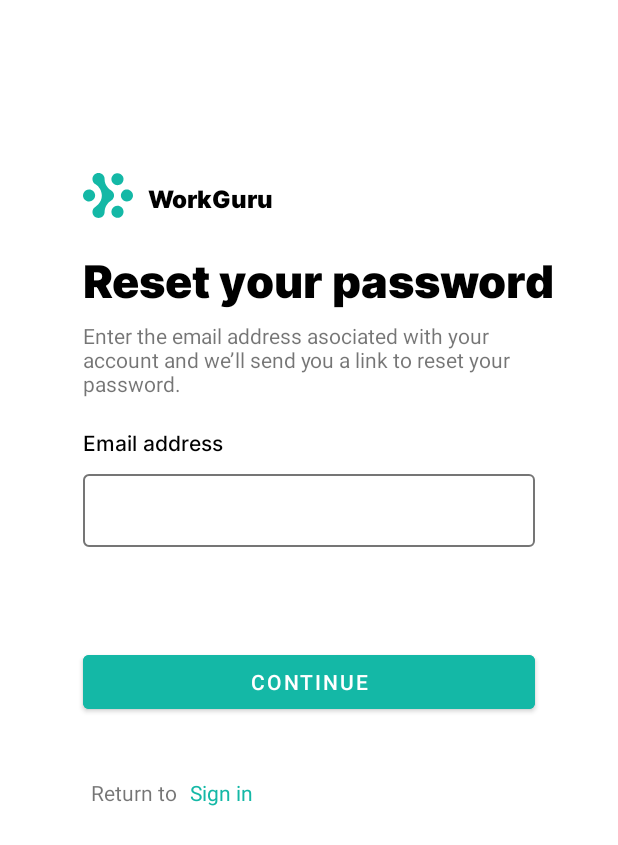
After one commit to fuzibotond/WorkGuru, an Android app: the ForgotPasswordFragment screen opened through its navigation route, on a phone screen of 412 x 824 dp. The commit adds this screen. Shown: the top 845 px of the screen. Run offline under Robolectric (Android 15) with nearby library versions, the phone set to English and light mode, and no system bars.

Commit message:
#8 Create forgot password screen and solving navigation

```diff
--- a/WorkGuruApp/app/src/main/java/com/example/workguru_app/authentification/presentation/SignUpFragment.kt
+++ /dev/null
@@ -1,22 +0,0 @@
-package com.example.workguru_app.authentification.presentation
-
-import android.os.Bundle
-import androidx.fragment.app.Fragment
-import android.view.LayoutInflater
-import android.view.View
-import android.view.ViewGroup
-import com.example.workguru_app.R
-
-
-class SignUpFragment : Fragment() {
-
-    override fun onCreateView(
-        inflater: LayoutInflater, container: ViewGroup?,
-        savedInstanceState: Bundle?
-    ): View? {
-        // Inflate the layout for this fragment
-        return inflater.inflate(R.layout.fragment_sign_up, container, false)
-    }
-
-
-}
--- /dev/null
+++ b/WorkGuruApp/app/src/main/java/com/example/workguru_app/authentification/presentation/components/ForgotPasswordFragment.kt
@@ -0,0 +1,33 @@
+package com.example.workguru_app.authentification.presentation.components
+
+import android.os.Bundle
+import androidx.fragment.app.Fragment
+import android.view.LayoutInflater
+import android.view.View
+import android.view.ViewGroup
+import androidx.navigation.fragment.findNavController
+import com.example.workguru_app.R
+import com.example.workguru_app.databinding.FragmentForgotPasswordBinding
+
+
+
+class ForgotPasswordFragment : Fragment() {
+    private var _binding: FragmentForgotPasswordBinding? = null
+    private val binding get() = _binding!!
+    override fun onCreateView(
+        inflater: LayoutInflater, container: ViewGroup?,
+        savedInstanceState: Bundle?
+    ): View? {
+        // Inflate the layout for this fragment
+        _binding = FragmentForgotPasswordBinding.inflate(inflater, container, false)
+        settingListeners()
+        return binding.root
+    }
+
+    private fun settingListeners() {
+        binding.signInLinkResetPassword.setOnClickListener {
+            findNavController().navigate(R.id.action_forgotPasswordFragment_to_signInFragment)
+        }
+    }
+
+}
--- /dev/null
+++ b/WorkGuruApp/app/src/main/res/layout/fragment_forgot_password.xml
@@ -0,0 +1,158 @@
+<?xml version="1.0" encoding="utf-8"?>
+    <ScrollView
+        xmlns:android="http://schemas.android.com/apk/res/android"
+        xmlns:app="http://schemas.android.com/apk/res-auto"
+        xmlns:tools="http://schemas.android.com/tools"
+        android:layout_width="fill_parent"
+        android:layout_height="fill_parent"
+        android:fillViewport="true">
+        <LinearLayout
+
+            android:layout_gravity="center"
+            android:layout_width="match_parent"
+            android:layout_height="wrap_content"
+            tools:context=".authentification.presentation.components.ForgotPasswordFragment"
+            android:background="@color/white"
+            tools:ignore="MissingClass"
+            android:orientation="vertical">
+
+            <LinearLayout
+                android:layout_marginTop="100dp"
+                android:layout_width="wrap_content"
+                android:layout_height="wrap_content"
+                android:layout_marginStart="40dp"
+                android:orientation="horizontal"
+                app:layout_constraintBottom_toTopOf="@+id/title_txt"
+                app:layout_constraintStart_toStartOf="parent"
+                android:layout_marginBottom="20dp">
+
+                <ImageView
+                    android:layout_width="wrap_content"
+                    android:layout_height="wrap_content"
+                    android:src="@drawable/ic_mark" />
+
+                <TextView
+                    android:id="@+id/app_name"
+                    android:layout_width="wrap_content"
+                    android:layout_height="wrap_content"
+                    android:layout_marginStart="10dp"
+                    android:layout_marginTop="5dp"
+                    android:fontFamily="@font/inter"
+                    android:text="@string/app_name"
+                    android:textColor="@color/black"
+                    android:textSize="16sp"/>
+            </LinearLayout>
+
+            <TextView
+                android:id="@+id/reset_password_title_txt"
+                android:layout_width="wrap_content"
+                android:layout_height="wrap_content"
+                android:layout_marginStart="40dp"
+                android:layout_marginBottom="5dp"
+                android:fontFamily="@font/inter"
+                android:text="@string/reset_your_password"
+                android:textColor="@color/black"
+                android:textSize="30sp"
+                app:layout_constraintBottom_toTopOf="@+id/linearLayout"
+                app:layout_constraintEnd_toEndOf="parent"
+                app:layout_constraintStart_toStartOf="parent" />
+
+            <LinearLayout
+                android:id="@+id/reset_password_linearLayout"
+                android:layout_width="match_parent"
+                android:layout_height="wrap_content"
+                android:layout_marginStart="40dp"
+                android:layout_marginEnd="40dp"
+                android:layout_marginBottom="20dp"
+                android:orientation="vertical"
+                app:layout_constraintBottom_toTopOf="@+id/email_address_txt"
+                app:layout_constraintStart_toStartOf="parent">
+
+                <TextView
+                    android:id="@+id/helper_text_reset_password"
+                    android:layout_width="wrap_content"
+                    android:layout_height="wrap_content"
+                    android:text="@string/enter_the_email" />
+
+
+            </LinearLayout>
+
+
+            <TextView
+                android:id="@+id/email_address_reset_password_txt"
+                android:layout_width="wrap_content"
+                android:layout_height="wrap_content"
+                android:layout_marginStart="40dp"
+                android:layout_marginBottom="5dp"
+                android:fontFamily="@font/intermedium"
+                android:text="@string/email_address"
+                android:textColor="@color/black"
+                android:textSize="14sp"
+                app:layout_constraintBottom_toTopOf="@+id/email_address_reset_password_layout_input"
+                app:layout_constraintStart_toStartOf="parent"
+                tools:ignore="MissingConstraints" />
+
+            <com.google.android.material.textfield.TextInputLayout
+                android:id="@+id/email_address_reset_password_layout_input"
+                style="@style/TextInputLayoutStyle"
+                android:layout_width="match_parent"
+                android:layout_height="wrap_content"
+                android:paddingBottom="5dp"
+                android:textColor="@color/white"
+                app:errorIconDrawable="@drawable/ic_baseline_error_outline_24"
+                app:errorIconTint="@color/red_500"
+                app:helperTextTextColor="@color/red_500"
+                app:layout_constraintBottom_toTopOf="@+id/sign_in_btn"
+                tools:ignore="MissingConstraints"
+                android:layout_marginStart="40dp"
+                android:layout_marginEnd="40dp"
+                >
+
+
+                <com.google.android.material.textfield.TextInputEditText
+                    android:id="@+id/email_address_reset_password_input"
+                    android:layout_width="match_parent"
+                    android:layout_height="wrap_content"
+                    android:maxLength="50"
+                    android:selectAllOnFocus="true"
+                    android:singleLine="true"
+                    app:boxStrokeColor="@color/red_500"
+                    android:textCursorDrawable="@drawable/color_cursor">
+
+                </com.google.android.material.textfield.TextInputEditText>
+
+            </com.google.android.material.textfield.TextInputLayout>
+            <Button
+                android:id="@+id/continue_reset_password_btn"
+                android:layout_width="match_parent"
+                android:layout_height="wrap_content"
+                android:layout_marginBottom="30dp"
+                android:backgroundTint="@color/teal_500"
+                android:text="@string/continue_for_btn"
+                android:layout_margin="40dp"
+                />
+            <LinearLayout
+                android:layout_width="wrap_content"
+                android:layout_height="wrap_content"
+                android:layout_marginStart="40dp">
+                <TextView
+                    android:layout_width="wrap_content"
+                    android:layout_height="wrap_content"
+                    android:layout_marginStart="5dp"
+                    android:text="Return to "
+                     />
+                <TextView
+                    android:id="@+id/sign_in_link_reset_password"
+                    android:layout_width="wrap_content"
+                    android:layout_height="wrap_content"
+                    android:layout_marginStart="5dp"
+                    android:text="@string/sign_in"
+                    android:textColor="@color/teal_500" />
+
+            </LinearLayout>
+
+
+
+
+        </LinearLayout>
+    </ScrollView>
--- a/WorkGuruApp/app/src/main/res/navigation/nav_graph.xml
+++ b/WorkGuruApp/app/src/main/res/navigation/nav_graph.xml
@@ -3,11 +3,36 @@
     xmlns:app="http://schemas.android.com/apk/res-auto"
     xmlns:tools="http://schemas.android.com/tools"
     android:id="@+id/nav_graph"
-    app:startDestination="@id/signUpFragment">
+    app:startDestination="@id/signInFragment">
 
     <fragment
+        android:id="@+id/signInFragment"
+        android:name="com.example.workguru_app.authentification.presentation.components.SignInFragment"
+        android:label="fragment_sign_in"
+        tools:layout="@layout/fragment_sign_in" >
+
+        <action
+            android:id="@+id/action_signInFragment_to_forgotPasswordFragment"
+            app:destination="@id/forgotPasswordFragment" />
+        <action
+            android:id="@+id/action_signInFragment_to_signUpFragment"
+            app:destination="@id/signUpFragment" />
+    </fragment>
+    <fragment
         android:id="@+id/signUpFragment"
-        android:name="com.example.workguru_app.authentification.presentation.SignUpFragment"
+        android:name="com.example.workguru_app.authentification.presentation.components.SignUpFragment"
         android:label="fragment_sign_up"
-        tools:layout="@layout/fragment_sign_up" />
+        tools:layout="@layout/fragment_sign_up" >
+        <action
+            android:id="@+id/action_signUpFragment_to_signInFragment"
+            app:destination="@id/signInFragment" />
+    </fragment>
+    <fragment
+        android:id="@+id/forgotPasswordFragment"
+        android:name="com.example.workguru_app.authentification.presentation.components.ForgotPasswordFragment"
+        android:label="ForgotPasswordFragment" >
+        <action
+            android:id="@+id/action_forgotPasswordFragment_to_signInFragment"
+            app:destination="@id/signInFragment" />
+    </fragment>
 </navigation>
```
